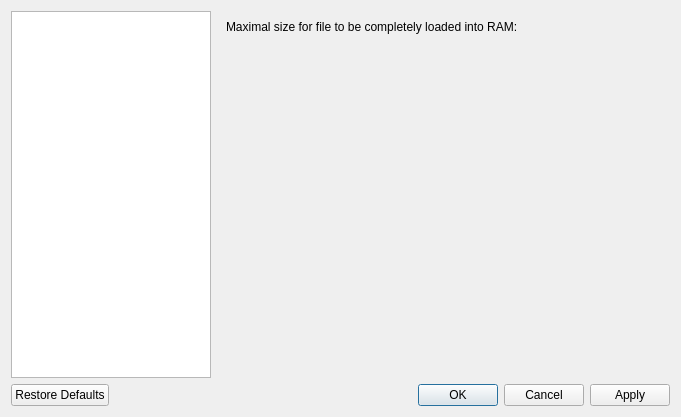
Above: src/hex/forms/settingsdialog.ui from zenwarr/microhex before the change. Below: the same form after it.
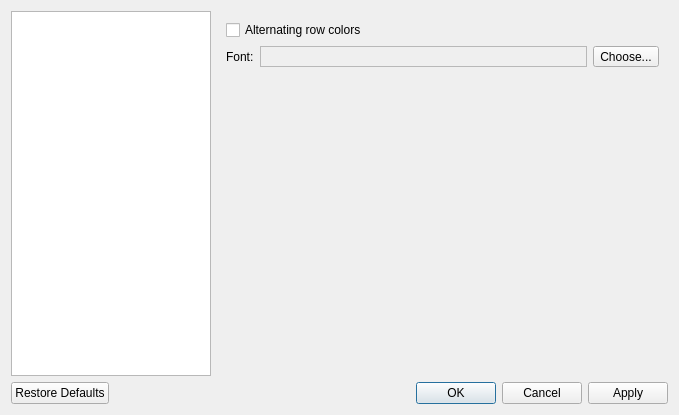
That is the form after the change. The open tabs and pages were chosen to show the change. Custom widgets are drawn as their Qt base class.

Diff of the .ui file:
```diff
--- a/src/hex/forms/settingsdialog.ui
+++ b/src/hex/forms/settingsdialog.ui
@@ -6,8 +6,8 @@
    <rect>
     <x>0</x>
     <y>0</y>
-    <width>681</width>
-    <height>417</height>
+    <width>679</width>
+    <height>415</height>
    </rect>
   </property>
   <property name="windowTitle">
@@ -104,31 +104,6 @@
          </item>
         </layout>
        </widget>
-       <widget class="QWidget" name="pageLoading">
-        <layout class="QVBoxLayout" name="verticalLayout_3">
-         <item>
-          <layout class="QFormLayout" name="formLayout_2">
-           <item row="0" column="0">
-            <widget class="QLabel" name="label_2">
-             <property name="text">
-              <string>Maximal size for file to be completely loaded into RAM:</string>
-             </property>
-            </widget>
-           </item>
-           <item row="0" column="1">
-            <widget class="IntegerEdit" name="maximalRAMLoadSize" native="true">
-             <property name="sizePolicy">
-              <sizepolicy hsizetype="Expanding" vsizetype="Preferred">
-               <horstretch>0</horstretch>
-               <verstretch>0</verstretch>
-              </sizepolicy>
-             </property>
-            </widget>
-           </item>
-          </layout>
-         </item>
-        </layout>
-       </widget>
        <widget class="QWidget" name="pageHex">
         <layout class="QVBoxLayout" name="verticalLayout_5">
          <item>
@@ -194,14 +169,6 @@
    </item>
   </layout>
  </widget>
- <customwidgets>
-  <customwidget>
-   <class>IntegerEdit</class>
-   <extends>QWidget</extends>
-   <header>hex.integeredit</header>
-   <container>1</container>
-  </customwidget>
- </customwidgets>
  <resources/>
  <connections>
   <connection>
```
Left out of the diff: 2 changed lines with no effect on the pictures.
